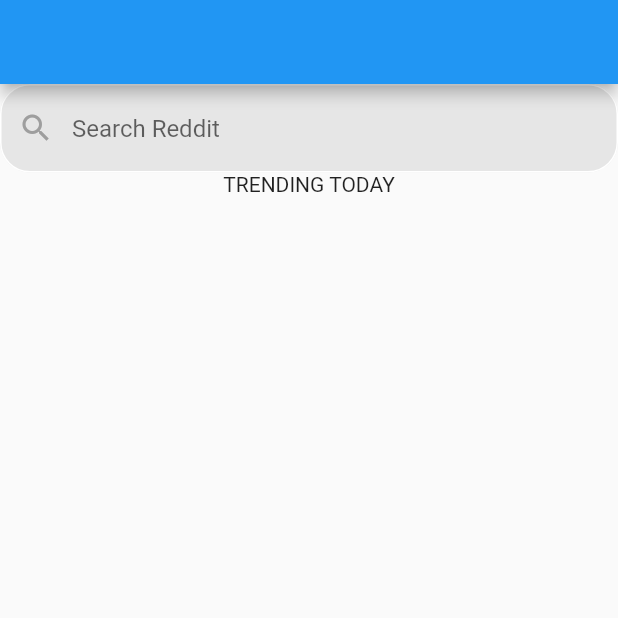
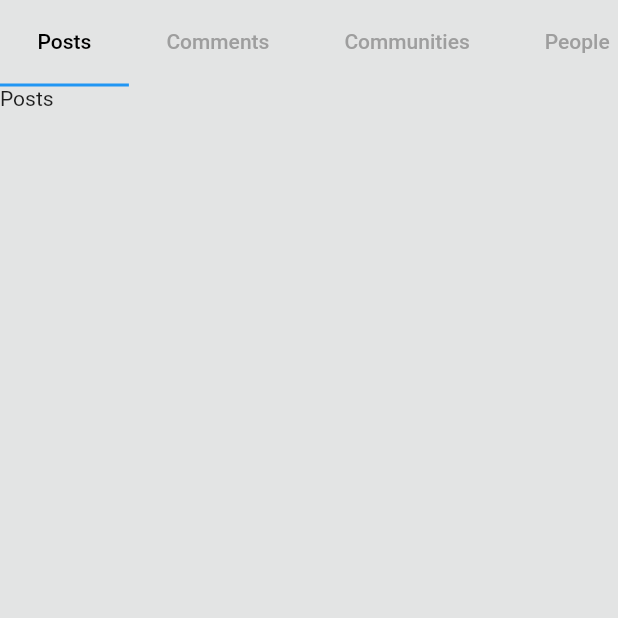
Before and after one commit to CMP24-SWE-TEAM3/RedditX-Cross-Platform, a Flutter app: the screen it shows after launch, on a phone screen of 412 x 824 dp, the top half of it. Run offline on Flutter 3.47's test engine with Material 2 defaults, Android fonts, the phone set to English and light mode, and no system bars; our stand-ins replace shared_preferences.

Commit message:
basic structure&full people screen,search results

```diff
--- a/lib/controllers/search_controller.dart
+++ b/lib/controllers/search_controller.dart
@@ -2,13 +2,15 @@
 import 'package:intl/intl.dart' as international;
 import 'package:shared_preferences/shared_preferences.dart';
 import '../views/widgets/search_history_widget.dart';
+import '../../models/search_model.dart';
+import '../views/widgets/people_in_search_results.dart';
 
 class SearchController with ChangeNotifier {
   //controller that stores the input text
   var searchTextFieldcontroller = TextEditingController();
   //detect the platform
   //web==> true , App==> false
-  bool isWeb = true;
+  bool isWeb = false;
   //text appears from RTL ==> true, from LTR ==< false
   bool isRTLText = false;
   //the icon that appears in the end of the text field to delete the input text
@@ -16,7 +18,7 @@
   //is the textField focused
   bool isFocused = false;
   //is the text field hovered with the mouse
-  bool isHovered = false;
+  bool isHoveredTextField = false;
   //to detect when the textField is tapped
   bool isTapped = false;
   //to detect whether the border is circular or rectangular depending on the platform
@@ -29,8 +31,12 @@
   bool isSearchHistoryClicked = false;
   //to detect which item was clicked
   int clickedItemIndex = 0;
-  //
   double bottomborderRadius = 0;
+  //to store in it shich useres from the search result of people are followed and which are not
+  //I will fill it during reading data in the model class
+  List<bool> isFollowing = [];
+  //to detect if the Follow button in the search result in hovered
+  List<bool> isHoveredFollowButton = [];
 
   SearchController() {
     //web==> circular
@@ -43,13 +49,13 @@
 
   onHoverTextField() {
     //when hover the field with the mouse
-    isHovered = true;
+    isHoveredTextField = true;
     notifyListeners();
   }
 
   onExitTextField() {
     //when move the mouse away from the text field the region
-    isHovered = false;
+    isHoveredTextField = false;
     notifyListeners();
   }
 
@@ -103,7 +109,7 @@
     //if web==>
     //===if the text field is hovered ==> the color is white
     //===else ==> the color is grey
-    Color fillColor = (isWeb && (isHovered || isTapped))
+    Color fillColor = (isWeb && (isHoveredTextField || isTapped))
         ? Colors.white
         : const Color.fromRGBO(230, 230, 230, 1);
 
@@ -124,7 +130,7 @@
 
   Color enabledBorderColor() {
     Color enableBorderColor = isWeb
-        ? (isHovered)
+        ? (isHoveredTextField)
             ? Colors.blue
             : Colors.white
         : const Color.fromRGBO(230, 230, 230, 1); //grey
@@ -187,6 +193,14 @@
     notifyListeners();
   }
 
+  fillFollowingList() {
+    //fill List of following / unfollowing Uccounts
+    for (var i = 0; i < peoplesList.length; i++) {
+      isFollowing.add(peoplesList[i].followed);
+      isHoveredFollowButton.add(false);
+    }
+  }
+
   //when  asearch history is deleted using close button
   deleteSearchHistory(int index) async {
     //indicate that a search history item is deleted
@@ -228,4 +242,32 @@
     }
     return searchHistoryWidget;
   }
+
+  List<PeopleSearchResult> buildPeopleInSearchListWidget() {
+    fillFollowingList();
+    List<PeopleSearchResult> peopleSearchResultsWidgetList = [];
+    for (int i = 0; i < peoplesList.length; i++) {
+      peopleSearchResultsWidgetList.add(
+        PeopleSearchResult(
+          personData: peoplesList[i],
+          index: i,
+        ),
+      );
+    }
+    return peopleSearchResultsWidgetList;
+  }
+
+  //index of the account in the retrieved accounts list
+  onPressingFollowButton(int index) {
+    //1-send follow/ UnFollow request to the API
+    //2-
+    isFollowing[index] = !isFollowing[index];
+    notifyListeners();
+  }
+
+  onHoverFollowButton(int i) {
+    isHoveredFollowButton[i] = !isHoveredFollowButton[i];
+
+    notifyListeners();
+  }
 }
--- a/lib/main.dart
+++ b/lib/main.dart
@@ -1,7 +1,7 @@
 import 'package:flutter/material.dart';
 import 'package:provider/provider.dart';
 import 'controllers/search_controller.dart';
-import 'views/screens/search_screen_one.dart';
+import 'views/screens/search_screen_two.dart';
 
 void main() {
   runApp(const MyApp());
@@ -16,14 +16,9 @@
       theme: ThemeData(
         primarySwatch: Colors.blue,
       ),
-      home: Scaffold(
-        appBar: AppBar(),
-        body: Center(
-          child: ChangeNotifierProvider(
-            create: (_) => SearchController(),
-            child: const SearchScreenOne(),
-          ),
-        ),
+      home: ChangeNotifierProvider(
+        create: (_) => SearchController(),
+        child: const SearchScreenTwo(),
       ),
     );
   }
--- /dev/null
+++ b/lib/models/search_model.dart
@@ -0,0 +1,58 @@
+// ignore_for_file: public_member_api_docs, sort_constructors_first
+class PersonInSearch {
+  String userName;
+  int karma;
+  String about;
+  bool followed;
+  String img;
+  DateTime date;
+
+  PersonInSearch({
+    required this.userName,
+    required this.karma,
+    required this.about,
+    required this.followed,
+    required this.img,
+    required this.date,
+  });
+}
+
+List<PersonInSearch> peoplesList = [
+  PersonInSearch(
+    userName: 'Donia',
+    karma: 25,
+    about: '',
+    followed: true,
+    img:
+        'https://hips.hearstapps.com/hbu.h-cdn.co/assets/16/11/gettyimages-157418577.jpg',
+    date: DateTime(2021, 10, 2),
+  ),
+  PersonInSearch(
+    userName: 'Sara',
+    karma: 2521,
+    about:
+        'BBBBBBBAABBBBBBBBBBBBBBBBBBBBBBBAABBBBBBBBBBBBBBBBBBBBBBBAABBBBBBBBBBBBBBBBBBBBBBBAABBBBBBBBBBBBBBBBAAAAAAAAA',
+    followed: false,
+    img:
+        'https://hips.hearstapps.com/hbu.h-cdn.co/assets/16/11/gettyimages-157418577.jpg',
+    date: DateTime(2022, 3, 2),
+  ),
+  PersonInSearch(
+    userName: 'Heba',
+    karma: 25123456,
+    about: 'AABBBBBBBBBBBBBBBB',
+    followed: false,
+    img:
+        'https://hips.hearstapps.com/hbu.h-cdn.co/assets/16/11/gettyimages-157418577.jpg',
+    date: DateTime(2022, 10, 20),
+  ),
+  PersonInSearch(
+    userName: 'Heba',
+    karma: 25123456,
+    about: 'AABBBBBBBBBBBBBBBB',
+    followed: false,
+    img:
+        'https://hips.hearstapps.com/hbu.h-cdn.co/assets/16/11/gettyimages-157418577.jpg',
+    date: DateTime(2021, 12, 20),
+  ),
+];
--- a/lib/views/screens/search_screen_one.dart
+++ b/lib/views/screens/search_screen_one.dart
@@ -67,7 +67,7 @@
                     //shrinkWrap makes the scroll size same as content size
                     shrinkWrap: true,
                     children: [
-                      //call a function the buils the search history column
+                      //call a function the builds the search history column
                       ...Provider.of<SearchController>(context)
                           .buildSearchHistoryColumn(),
                     ],
--- /dev/null
+++ b/lib/views/screens/search_screen_two.dart
@@ -0,0 +1,124 @@
+import 'package:flutter/material.dart';
+import '../widgets/posts_in_search_results.dart';
+import '../widgets/comments_in_search_results.dart';
+import '../widgets/communities_in_search_results.dart';
+import 'package:provider/provider.dart';
+import '../../controllers/search_controller.dart';
+
+class SearchScreenTwo extends StatelessWidget {
+  const SearchScreenTwo({super.key});
+
+  @override
+  Widget build(BuildContext context) {
+    return DefaultTabController(
+      length: 4,
+      child: Scaffold(
+        appBar: null,
+        body: Container(
+          color: const Color.fromRGBO(135, 138, 140, 0.2),
+          child: LayoutBuilder(
+            builder: (ctx, constraint) => Column(
+              children: [
+                SizedBox(
+                  height: constraint.maxHeight * 0.07,
+                  child: TabBar(
+                    labelColor: Colors.black,
+                    unselectedLabelColor: Colors.grey,
+                    labelPadding: const EdgeInsets.symmetric(
+                      horizontal: 25,
+                    ),
+                    isScrollable: true,
+                    overlayColor: MaterialStateProperty.resolveWith<Color?>(
+                      (Set<MaterialState> states) {
+                        if (states.contains(MaterialState.hovered)) {
+                          return Colors.white;
+                        }
+                        return null;
+                      },
+                    ),
+                    indicator: Provider.of<SearchController>(context).isWeb
+                        ? ShapeDecoration(
+                            color: Colors.white,
+                            shape: RoundedRectangleBorder(
+                              borderRadius: BorderRadius.circular(50.0),
+                            ),
+                          )
+                        : const UnderlineTabIndicator(
+                            borderSide: BorderSide(
+                              width: 2.0,
+                              color: Colors.blue,
+                            ),
+                          ),
+                    tabs: const [
+                      Tab(text: 'Posts'),
+                      Tab(text: 'Comments'),
+                      Tab(text: 'Communities'),
+                      Tab(text: 'People'),
+                    ],
+                  ),
+                ),
+                SizedBox(
+                  height: constraint.maxHeight * 0.93,
+                  child: TabBarView(
+                    children: [
+                      const PostsSearchResult(),
+                      Container(
+                        color: const Color.fromRGBO(135, 138, 140, 0.2),
+                        alignment:
+                            (Provider.of<SearchController>(context).isWeb)
+                                ? Alignment.center
+                                : Alignment.topCenter,
+                        child: SizedBox(
+                          width: (Provider.of<SearchController>(context).isWeb)
+                              ? constraint.maxWidth * 0.7
+                              : constraint.maxWidth * 1,
+                          child: const CommentsSearchResult(),
+                        ),
+                      ),
+                      Container(
+                        color: const Color.fromRGBO(135, 138, 140, 0.2),
+                        alignment:
+                            (Provider.of<SearchController>(context).isWeb)
+                                ? Alignment.center
+                                : Alignment.topCenter,
+                        child: SizedBox(
+                          width: (Provider.of<SearchController>(context).isWeb)
+                              ? constraint.maxWidth * 0.7
+                              : constraint.maxWidth * 1,
+                          child: const CommunitiesSearchResult(),
+                        ),
+                      ),
+                      Container(
+                        color: const Color.fromRGBO(135, 138, 140, 0.2),
+                        alignment:
+                            (Provider.of<SearchController>(context).isWeb)
+                                ? Alignment.center
+                                : Alignment.topCenter,
+                        child: SizedBox(
+                          width: (Provider.of<SearchController>(context).isWeb)
+                              ? constraint.maxWidth * 0.7
+                              : constraint.maxWidth * 1,
+                          child: ListView(
+                            //WARNING ==> removing shrinkWrap will cause unBounded height runTime exception
+                            //because the column gives unBounded constraints
+                            //shrinkWrap makes the scroll size same as content size
+                            shrinkWrap: true,
+                            children: [
+                              //call a function the builds the search history column
+                              ...Provider.of<SearchController>(context)
+                                  .buildPeopleInSearchListWidget(),
+                            ],
+                          ),
+                        ),
+                      ),
+                    ],
+                  ),
+                ),
+              ],
+            ),
+          ),
+        ),
+      ),
+    );
+  }
+}
--- /dev/null
+++ b/lib/views/widgets/posts_in_search_results.dart
@@ -0,0 +1,14 @@
+import 'package:flutter/material.dart';
+
+class PostsSearchResult extends StatelessWidget {
+  const PostsSearchResult({super.key});
+
+  @override
+  Widget build(BuildContext context) {
+    return const SingleChildScrollView(
+      child: Text(
+        'Posts',
+      ),
+    );
+  }
+}
```
Also changed, not shown: lib/views/widgets/comments_in_search_results.dart (added, +14 -0 lines), lib/views/widgets/communities_in_search_results.dart (added, +15 -0 lines), lib/views/widgets/people_in_search_results.dart (added, +301 -0 lines).
